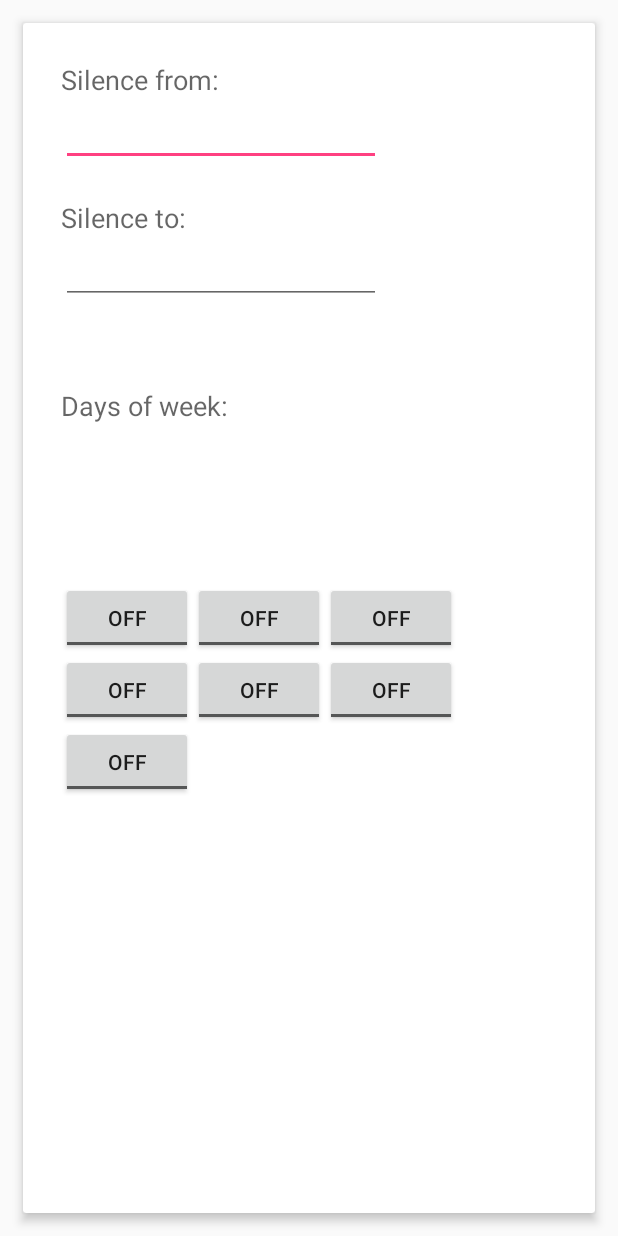
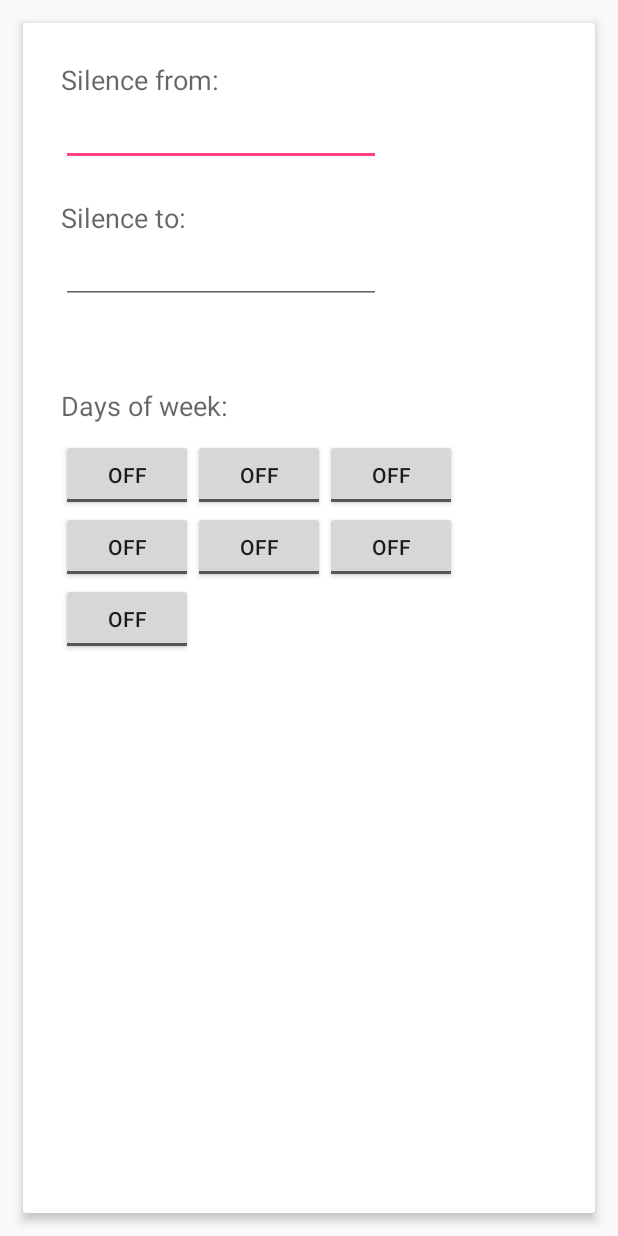
Before and after one commit to sgzmd/silencer, an Android app: the layout fragment_time_picker.xml on its own in the app's theme, with its tools: preview values and no code run, on a phone screen of 412 x 824 dp. Run offline under Robolectric (Android 15) with nearby library versions, the phone set to English and light mode, and no system bars.

```diff
--- a/app/src/main/res/layout/fragment_time_picker.xml
+++ b/app/src/main/res/layout/fragment_time_picker.xml
@@ -38,7 +38,7 @@
                 android:layout_height="wrap_content"
                 android:inputType="time"
                 android:ems="10"
-                android:id="@+id/editText"
+                android:id="@+id/silenceFrom"
                 android:layout_below="@+id/textView2"
                 android:layout_alignStart="@+id/textView2"
                  />
@@ -49,7 +49,7 @@
                 android:textAppearance="?android:attr/textAppearanceMedium"
                 android:text="Silence to:"
                 android:id="@+id/textView3"
-                android:layout_below="@+id/editText"
+                android:layout_below="@+id/silenceFrom"
                 android:layout_alignParentStart="true"
                 android:layout_marginTop="22dp" />
 
@@ -58,7 +58,7 @@
                 android:layout_height="wrap_content"
                 android:inputType="time"
                 android:ems="10"
-                android:id="@+id/editText2"
+                android:id="@+id/silenceTo"
                 android:layout_below="@+id/textView3"
                 android:layout_alignParentLeft="true" />
 
@@ -68,8 +68,9 @@
                 android:textAppearance="?android:attr/textAppearanceMedium"
                 android:text="Days of week:"
                 android:id="@+id/textView4"
-                android:layout_below="@+id/editText2"
+                android:layout_below="@+id/silenceTo"
                 android:layout_alignParentStart="true"
+                android:layout_marginBottom="10dp"
                 android:layout_marginTop="55dp" />
 
             <ToggleButton
@@ -78,6 +79,7 @@
                 android:text="Mon"
                 android:id="@+id/toggleMonday"
                 android:layout_centerVertical="true"
+                android:layout_below="@id/textView4"
                 android:layout_alignParentStart="true"
                 android:checked="false" />
 
@@ -88,6 +90,7 @@
                 android:id="@+id/toggleTuesday"
                 android:checked="false"
                 android:layout_centerVertical="true"
+                android:layout_below="@id/textView4"
                 android:layout_toEndOf="@+id/toggleMonday" />
 
             <ToggleButton
@@ -96,6 +99,7 @@
                 android:text="Mon"
                 android:id="@+id/toggleWednesday"
                 android:checked="false"
+                android:layout_below="@id/textView4"
                 android:layout_centerVertical="true"
                 android:layout_toEndOf="@+id/toggleTuesday" />
 
```
Also changed, not shown: app/src/main/java/info/romankirillov/silencer/fragments/SchedulePickerFragment.java (+137 -1 lines).
